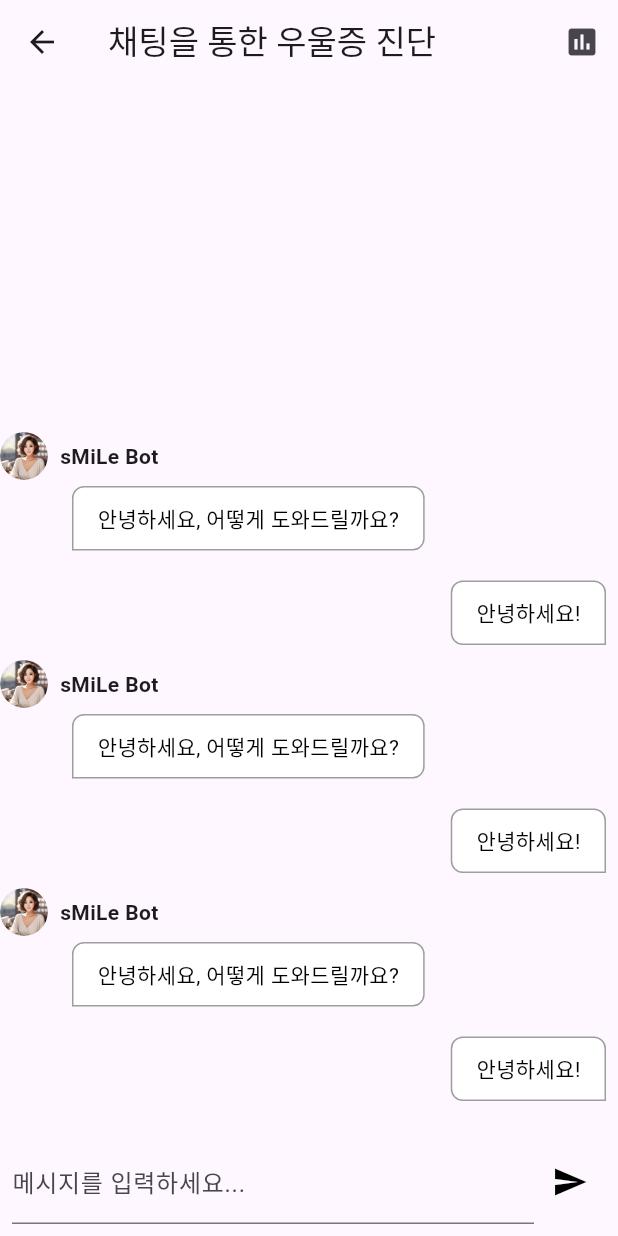
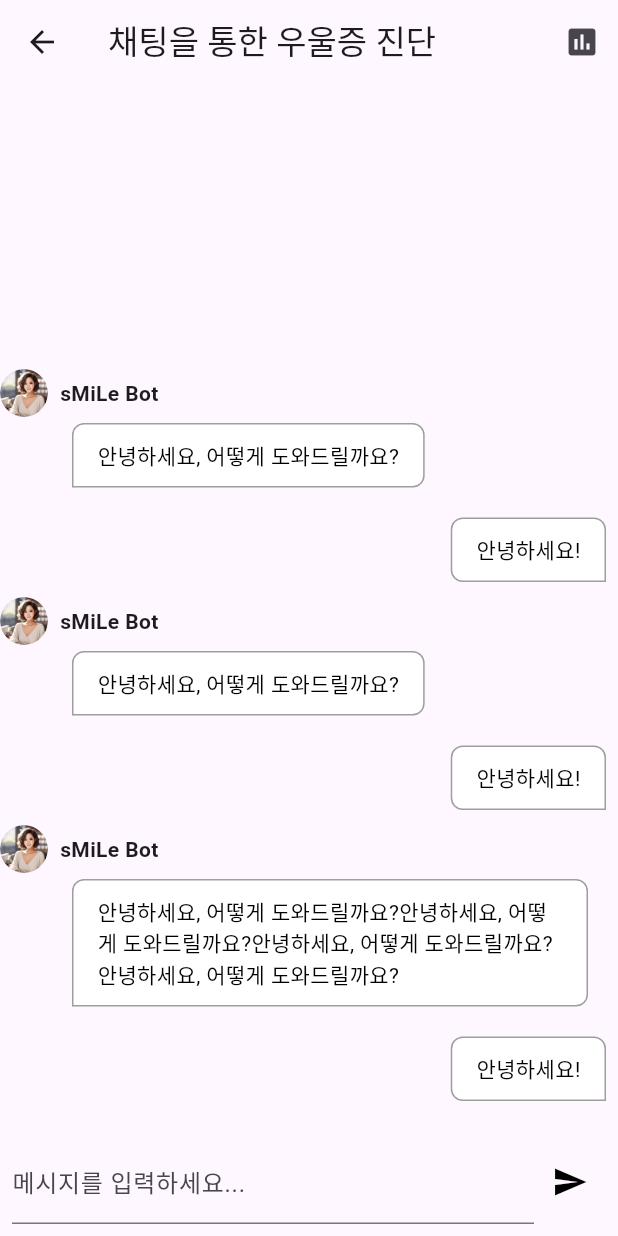
Before and after one commit to bk123477/2024-SolutionChallenge-sMiLe, a Flutter app: the DepressionChatbotScreen screen opened directly, on a phone screen of 412 x 824 dp. Run offline on Flutter 3.47's test engine with Material 3 defaults, Android fonts, the phone set to English and light mode, and no system bars; our stand-ins replace cloud_firestore, firebase_auth, firebase_core, firebase_messaging, flutter_local_notifications, fluttertoast and 2 more; accounts and stored records are empty.

Commit message:
design : chat detail

```diff
--- a/lib/chat/chat_bubbles.dart
+++ b/lib/chat/chat_bubbles.dart
@@ -9,7 +9,7 @@ class ChatBubbles extends StatelessWidget {
   @override
   Widget build(BuildContext context) {
     Widget bubble = Container(
-      margin: EdgeInsets.only(top: isMe ? 10 : 4, bottom: 10, left: isMe ? 8 : 48, right: isMe ? 8 : 0), // 상대방 메시지일 경우 왼쪽 여백 조정
+      margin: EdgeInsets.only(top: isMe ? 10 : 4, bottom: 10, left: isMe ? 8 : 48, right: isMe ? 8 : 20), // 상대방 메시지일 경우 왼쪽 여백 조정
       padding: EdgeInsets.symmetric(vertical: 10, horizontal: 16),
       decoration: BoxDecoration(
         color: Colors.white, // 모든 버블의 배경색을 흰색으로 통일
--- a/lib/chat/message.dart
+++ b/lib/chat/message.dart
@@ -10,7 +10,7 @@ class Messages extends StatelessWidget {
     //TODO: 채팅 상위 위젯에서 전달받기
     var chatDocs = [
       {'text': '안녕하세요!', 'isMe': true},
-      {'text': '안녕하세요, 어떻게 도와드릴까요?', 'isMe': false},
+      {'text': '안녕하세요, 어떻게 도와드릴까요?안녕하세요, 어떻게 도와드릴까요?안녕하세요, 어떻게 도와드릴까요?안녕하세요, 어떻게 도와드릴까요?', 'isMe': false},
       {'text': '안녕하세요!', 'isMe': true},
       {'text': '안녕하세요, 어떻게 도와드릴까요?', 'isMe': false},
       {'text': '안녕하세요!', 'isMe': true},
```
